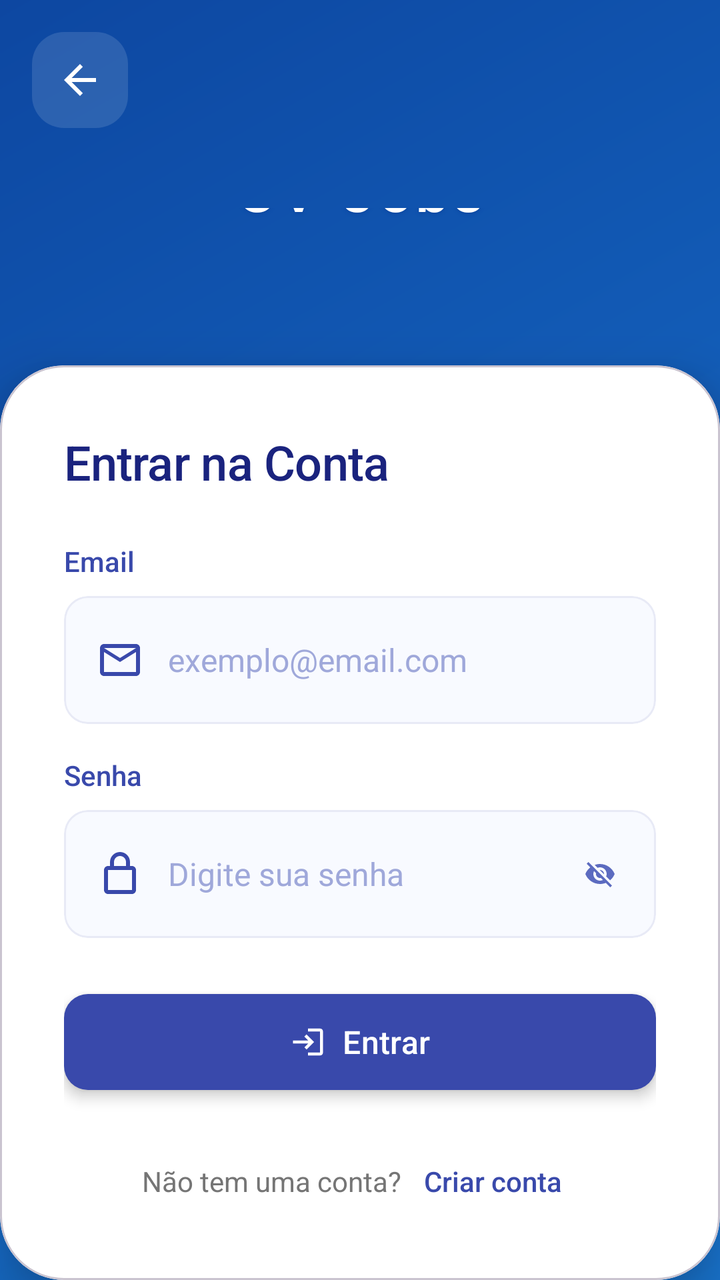
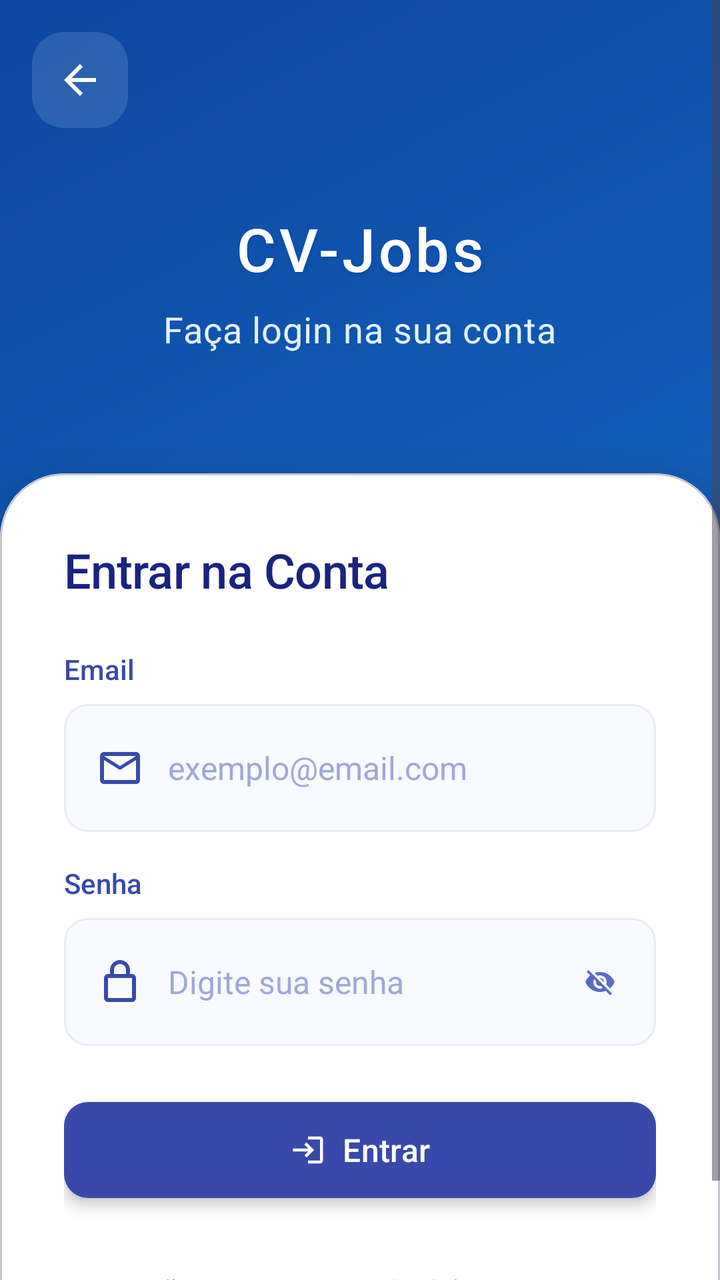

Two renders of the same Android screen: before a commit and after it. Below are the layout's source before the change and the commit's diff.
<!-- AndroidManifest.xml: application theme Theme.UnicvJobs -->
<!-- res/layout/activity_tela_login.xml -->
<?xml version="1.0" encoding="utf-8"?>
<LinearLayout xmlns:android="http://schemas.android.com/apk/res/android"
    xmlns:app="http://schemas.android.com/apk/res-auto"
    xmlns:tools="http://schemas.android.com/tools"
    android:id="@+id/main"
    android:layout_width="match_parent"
    android:layout_height="match_parent"
    android:orientation="vertical"
    android:background="@drawable/auth_background"
    android:fitsSystemWindows="true"
    tools:context=".autenticacao.TelaLogin">

    <ImageView
        android:id="@+id/button_back"
        android:layout_width="48dp"
        android:layout_height="48dp"
        android:src="@drawable/ic_arrow_back"
        android:background="@drawable/circle_background_white_alpha"
        android:padding="12dp"
        android:layout_marginLeft="16dp"
        android:layout_marginTop="16dp"
        app:tint="#FFFFFF" />

    <LinearLayout
        android:layout_width="match_parent"
        android:layout_height="137dp"
        android:layout_weight="1"
        android:gravity="center"
        android:orientation="vertical"
        android:padding="40dp">

        <TextView
            android:layout_width="wrap_content"
            android:layout_height="71dp"
            android:layout_marginBottom="8dp"
            android:fontFamily="sans-serif-medium"
            android:letterSpacing="0.05"
            android:shadowColor="#0D47A1"
            android:shadowDx="0"
            android:shadowDy="2"
            android:shadowRadius="4"
            android:text="CV-Jobs"
            android:textColor="#FFFFFF"
            android:textSize="30sp" />

        <TextView
            android:layout_width="wrap_content"
            android:layout_height="wrap_content"
            android:fontFamily="sans-serif"
            android:letterSpacing="0.02"
            android:lineHeight="24sp"
            android:maxWidth="280dp"
            android:text="Faça login na sua conta"
            android:textAlignment="center"
            android:textColor="#E3F2FD"
            android:textSize="18sp" />

    </LinearLayout>

    <com.google.android.material.card.MaterialCardView
        android:layout_width="match_parent"
        android:layout_height="wrap_content"
        app:cardCornerRadius="32dp"
        app:cardElevation="16dp"
        app:cardBackgroundColor="#FFFFFF"
        android:elevation="16dp"
        android:layout_marginTop="20dp">

        <LinearLayout
            android:layout_width="match_parent"
            android:layout_height="wrap_content"
            android:orientation="vertical"
            android:padding="32dp">

            <TextView
                android:layout_width="match_parent"
                android:layout_height="wrap_content"
                android:text="Entrar na Conta"
                android:textSize="24sp"
                android:textColor="#1A237E"
                android:fontFamily="sans-serif-medium"
                android:letterSpacing="-0.01"
                android:lineHeight="32sp"
                android:layout_marginBottom="24dp"/>

            <TextView
                android:layout_width="match_parent"
                android:layout_height="wrap_content"
                android:text="Email"
                android:textSize="14sp"
                android:textColor="#3949AB"
                android:fontFamily="sans-serif-medium"
                android:layout_marginBottom="8dp"/>

            <com.google.android.material.card.MaterialCardView
                android:layout_width="match_parent"
                android:layout_height="wrap_content"
                android:layout_marginBottom="16dp"
                app:cardCornerRadius="12dp"
                app:cardBackgroundColor="#F8FAFF"
                app:cardElevation="0dp"
                app:strokeColor="#E8EAF6"
                app:strokeWidth="1dp">

                <LinearLayout
                    android:layout_width="match_parent"
                    android:layout_height="wrap_content"
                    android:orientation="horizontal"
                    android:gravity="center_vertical"
                    android:paddingLeft="16dp"
                    android:paddingRight="16dp"
                    android:paddingTop="8dp"
                    android:paddingBottom="8dp">

                    <ImageView
                        android:layout_width="24dp"
                        android:layout_height="24dp"
                        android:src="@drawable/ic_email"
                        android:layout_marginRight="12dp"
                        app:tint="#3949AB" />

                    <EditText
                        android:id="@+id/inputusername"
                        android:layout_width="0dp"
                        android:layout_height="wrap_content"
                        android:layout_weight="1"
                        android:textSize="16sp"
                        android:textColor="#1A237E"
                        android:fontFamily="sans-serif"
                        android:background="@android:color/transparent"
                        android:hint="exemplo@email.com"
                        android:textColorHint="#9FA8DA"
                        android:inputType="textEmailAddress"
                        android:minHeight="48dp"
                        android:paddingTop="12dp"
                        android:paddingBottom="12dp"/>

                </LinearLayout>

            </com.google.android.material.card.MaterialCardView>

            <TextView
                android:layout_width="match_parent"
                android:layout_height="wrap_content"
                android:text="Senha"
                android:textSize="14sp"
                android:textColor="#3949AB"
                android:fontFamily="sans-serif-medium"
                android:layout_marginBottom="8dp"/>

            <com.google.android.material.card.MaterialCardView
                android:layout_width="match_parent"
                android:layout_height="wrap_content"
                android:layout_marginBottom="24dp"
                app:cardCornerRadius="12dp"
                app:cardBackgroundColor="#F8FAFF"
                app:cardElevation="0dp"
                app:strokeColor="#E8EAF6"
                app:strokeWidth="1dp">

                <LinearLayout
                    android:layout_width="match_parent"
                    android:layout_height="wrap_content"
                    android:orientation="horizontal"
                    android:gravity="center_vertical"
                    android:paddingLeft="16dp"
                    android:paddingRight="16dp"
                    android:paddingTop="8dp"
                    android:paddingBottom="8dp">

                    <ImageView
                        android:layout_width="24dp"
                        android:layout_height="24dp"
                        android:src="@drawable/ic_lock"
                        android:layout_marginRight="12dp"
                        app:tint="#3949AB" />

                    <EditText
                        android:id="@+id/inputsenha"
                        android:layout_width="0dp"
                        android:layout_height="wrap_content"
                        android:layout_weight="1"
                        android:textSize="16sp"
                        android:textColor="#1A237E"
                        android:fontFamily="sans-serif"
                        android:background="@android:color/transparent"
                        android:hint="Digite sua senha"
                        android:textColorHint="#9FA8DA"
                        android:inputType="textPassword"
                        android:minHeight="48dp"
                        android:paddingTop="12dp"
                        android:paddingBottom="12dp"/>

                    <ImageView
                        android:id="@+id/btn_toggle_password"
                        android:layout_width="24dp"
                        android:layout_height="24dp"
                        android:src="@drawable/ic_visibility_off"
                        android:layout_marginLeft="12dp"
                        android:padding="4dp"
                        android:background="?attr/selectableItemBackground"
                        android:clickable="true"
                        android:focusable="true"
                        app:tint="#5C6BC0" />

                </LinearLayout>

            </com.google.android.material.card.MaterialCardView>


            <com.google.android.material.button.MaterialButton
                android:id="@+id/buttonlogin"
                android:layout_width="match_parent"
                android:layout_height="56dp"
                android:text="Entrar"
                android:textSize="16sp"
                android:textColor="#FFFFFF"
                android:fontFamily="sans-serif-medium"
                app:cornerRadius="12dp"
                app:backgroundTint="#3949AB"
                app:icon="@drawable/ic_login"
                app:iconTint="#FFFFFF"
                app:iconGravity="textStart"
                app:iconPadding="8dp"
                android:elevation="4dp"
                android:layout_marginBottom="24dp"
                android:stateListAnimator="@null"/>


            <LinearLayout
                android:layout_width="match_parent"
                android:layout_height="wrap_content"
                android:orientation="horizontal"
                android:gravity="center">

                <TextView
                    android:layout_width="wrap_content"
                    android:layout_height="wrap_content"
                    android:text="Não tem uma conta?"
                    android:textSize="14sp"
                    android:textColor="#757575"/>

                <TextView
                    android:id="@+id/txt_criar_conta"
                    android:layout_width="wrap_content"
                    android:layout_height="wrap_content"
                    android:text=" Criar conta"
                    android:textSize="14sp"
                    android:textColor="#3949AB"
                    android:fontFamily="sans-serif-medium"
                    android:padding="8dp"
                    android:background="?attr/selectableItemBackground"
                    android:clickable="true"
                    android:focusable="true"/>

            </LinearLayout>

        </LinearLayout>

    </com.google.android.material.card.MaterialCardView>

</LinearLayout>
<!-- resources referenced by this layout -->
<resources>
  <!-- drawable auth_background (drawable) -->
  <shape xmlns:android="http://schemas.android.com/apk/res/android">
      <gradient
          android:startColor="#1976D2"
          android:endColor="#0D47A1"
          android:angle="135"/>
  </shape>
  <!-- drawable circle_background_white_alpha (drawable) -->
  <shape xmlns:android="http://schemas.android.com/apk/res/android">
      <solid android:color="#20FFFFFF"/>
      <corners android:radius="16dp"/>
  </shape>
  <!-- drawable ic_arrow_back (drawable) -->
  <vector xmlns:android="http://schemas.android.com/apk/res/android"
      android:width="24dp"
      android:height="24dp"
      android:viewportWidth="24"
      android:viewportHeight="24">
      <path
          android:fillColor="#000000"
          android:pathData="M20,11H7.83l5.59,-5.59L12,4l-8,8 8,8 1.41,-1.41L7.83,13H20v-2z"/>
  </vector>
  <!-- drawable ic_email (drawable) -->
  <vector xmlns:android="http://schemas.android.com/apk/res/android"
      android:width="20dp"
      android:height="20dp"
      android:viewportWidth="24"
      android:viewportHeight="24">
      <path
          android:fillColor="#000000"
          android:pathData="M20,4H4c-1.1,0 -1.99,0.9 -1.99,2L2,18c0,1.1 0.9,2 2,2h16c1.1,0 2,-0.9 2,-2V6c0,-1.1 -0.9,-2 -2,-2zM4,18V8l8,5 8,-5v10H4zM12,11L4,6h16l-8,5z"/>
  </vector>
  <!-- drawable ic_lock (drawable) -->
  <vector xmlns:android="http://schemas.android.com/apk/res/android"
      android:width="24dp"
      android:height="24dp"
      android:viewportWidth="24"
      android:viewportHeight="24">
      <path
          android:fillColor="#000000"
          android:pathData="M18,8h-1V6c0,-2.76 -2.24,-5 -5,-5S7,3.24 7,6v2H6c-1.1,0 -2,0.9 -2,2v10c0,1.1 0.9,2 2,2h12c1.1,0 2,-0.9 2,-2V10c0,-1.1 -0.9,-2 -2,-2zM9,6c0,-1.66 1.34,-3 3,-3s3,1.34 3,3v2H9V6zM18,20H6V10h12v10z"/>
  </vector>
  <!-- drawable ic_login (drawable) -->
  <vector xmlns:android="http://schemas.android.com/apk/res/android"
      android:width="24dp"
      android:height="24dp"
      android:viewportWidth="24"
      android:viewportHeight="24">
      <path
          android:fillColor="#000000"
          android:pathData="M11,7L9.6,8.4l2.6,2.6H2v2h10.2l-2.6,2.6L11,17l5,-5L11,7zM20,19h-8v2h8c1.1,0 2,-0.9 2,-2V5c0,-1.1 -0.9,-2 -2,-2h-8v2h8V19z"/>
  </vector>
  <!-- drawable ic_visibility_off (drawable) -->
  <vector xmlns:android="http://schemas.android.com/apk/res/android"
      android:width="24dp"
      android:height="24dp"
      android:viewportWidth="24"
      android:viewportHeight="24">
      <path
          android:fillColor="#000000"
          android:pathData="M12,7c2.76,0 5,2.24 5,5 0,0.65 -0.13,1.26 -0.36,1.83l2.92,2.92c1.51,-1.26 2.7,-2.89 3.43,-4.75 -1.73,-4.39 -6,-7.5 -11,-7.5 -1.4,0 -2.74,0.25 -3.98,0.7l2.16,2.16C10.74,7.13 11.35,7 12,7zM2,4.27l2.28,2.28 0.46,0.46C3.08,8.3 1.78,10.02 1,12c1.73,4.39 6,7.5 11,7.5 1.55,0 3.03,-0.3 4.38,-0.84l0.42,0.42L19.73,22 21,20.73 3.27,3 2,4.27zM7.53,9.8l1.55,1.55c-0.05,0.21 -0.08,0.43 -0.08,0.65 0,1.66 1.34,3 3,3 0.22,0 0.44,-0.03 0.65,-0.08l1.55,1.55c-0.67,0.33 -1.41,0.53 -2.2,0.53 -2.76,0 -5,-2.24 -5,-5 0,-0.79 0.2,-1.53 0.53,-2.2zM11.84,9.02l3.15,3.15 0.02,-0.16c0,-1.66 -1.34,-3 -3,-3l-0.17,0.01z"/>
  </vector>
  <style name="Theme.UnicvJobs" parent="Base.Theme.UnicvJobs" />
  <style name="Base.Theme.UnicvJobs" parent="Theme.Material3.DayNight.NoActionBar">
          
          
      </style>
</resources>

<!-- the commit's change to res/layout/activity_tela_login.xml (unified diff, before → after) -->
@@ -1,262 +1,268 @@
 <?xml version="1.0" encoding="utf-8"?>
-<LinearLayout xmlns:android="http://schemas.android.com/apk/res/android"
+<ScrollView xmlns:android="http://schemas.android.com/apk/res/android"
     xmlns:app="http://schemas.android.com/apk/res-auto"
     xmlns:tools="http://schemas.android.com/tools"
-    android:id="@+id/main"
     android:layout_width="match_parent"
     android:layout_height="match_parent"
-    android:orientation="vertical"
-    android:background="@drawable/auth_background"
     android:fitsSystemWindows="true"
+    android:fillViewport="true"
     tools:context=".autenticacao.TelaLogin">
 
-    <ImageView
-        android:id="@+id/button_back"
-        android:layout_width="48dp"
-        android:layout_height="48dp"
-        android:src="@drawable/ic_arrow_back"
-        android:background="@drawable/circle_background_white_alpha"
-        android:padding="12dp"
-        android:layout_marginLeft="16dp"
-        android:layout_marginTop="16dp"
-        app:tint="#FFFFFF" />
-
     <LinearLayout
-        android:layout_width="match_parent"
-        android:layout_height="137dp"
-        android:layout_weight="1"
-        android:gravity="center"
-        android:orientation="vertical"
-        android:padding="40dp">
-
-        <TextView
-            android:layout_width="wrap_content"
-            android:layout_height="71dp"
-            android:layout_marginBottom="8dp"
-            android:fontFamily="sans-serif-medium"
-            android:letterSpacing="0.05"
-            android:shadowColor="#0D47A1"
-            android:shadowDx="0"
-            android:shadowDy="2"
-            android:shadowRadius="4"
-            android:text="CV-Jobs"
-            android:textColor="#FFFFFF"
-            android:textSize="30sp" />
-
-        <TextView
-            android:layout_width="wrap_content"
-            android:layout_height="wrap_content"
-            android:fontFamily="sans-serif"
-            android:letterSpacing="0.02"
-            android:lineHeight="24sp"
-            android:maxWidth="280dp"
-            android:text="Faça login na sua conta"
-            android:textAlignment="center"
-            android:textColor="#E3F2FD"
-            android:textSize="18sp" />
-
-    </LinearLayout>
-
-    <com.google.android.material.card.MaterialCardView
+        android:id="@+id/main"
         android:layout_width="match_parent"
         android:layout_height="wrap_content"
-        app:cardCornerRadius="32dp"
-        app:cardElevation="16dp"
-        app:cardBackgroundColor="#FFFFFF"
-        android:elevation="16dp"
-        android:layout_marginTop="20dp">
+        android:orientation="vertical"
+        android:background="@drawable/auth_background">
+
+        <ImageView
+            android:id="@+id/button_back"
+            android:layout_width="48dp"
+            android:layout_height="48dp"
+            android:src="@drawable/ic_arrow_back"
+            android:background="@drawable/circle_background_white_alpha"
+            android:padding="12dp"
+            android:layout_marginLeft="16dp"
+            android:layout_marginTop="16dp"
+            app:tint="#FFFFFF" />
 
         <LinearLayout
             android:layout_width="match_parent"
             android:layout_height="wrap_content"
+            android:gravity="center"
             android:orientation="vertical"
-            android:padding="32dp">
+            android:padding="40dp">
 
             <TextView
-                android:layout_width="match_parent"
+                android:layout_width="wrap_content"
                 android:layout_height="wrap_content"
-                android:text="Entrar na Conta"
-                android:textSize="24sp"
-                android:textColor="#1A237E"
+                android:layout_marginBottom="8dp"
                 android:fontFamily="sans-serif-medium"
-                android:letterSpacing="-0.01"
-                android:lineHeight="32sp"
-                android:layout_marginBottom="24dp"/>
+                android:letterSpacing="0.05"
+                android:shadowColor="#0D47A1"
+                android:shadowDx="0"
+                android:shadowDy="2"
+                android:shadowRadius="4"
+                android:text="CV-Jobs"
+                android:textColor="#FFFFFF"
+                android:textSize="30sp" />
 
             <TextView
-                android:layout_width="match_parent"
+                android:layout_width="wrap_content"
                 android:layout_height="wrap_content"
-                android:text="Email"
-                android:textSize="14sp"
-                android:textColor="#3949AB"
-                android:fontFamily="sans-serif-medium"
-                android:layout_marginBottom="8dp"/>
-
-            <com.google.android.material.card.MaterialCardView
-                android:layout_width="match_parent"
-                android:layout_height="wrap_content"
-                android:layout_marginBottom="16dp"
-                app:cardCornerRadius="12dp"
-                app:cardBackgroundColor="#F8FAFF"
-                app:cardElevation="0dp"
-                app:strokeColor="#E8EAF6"
-                app:strokeWidth="1dp">
-
-                <LinearLayout
-                    android:layout_width="match_parent"
-                    android:layout_height="wrap_content"
-                    android:orientation="horizontal"
-                    android:gravity="center_vertical"
-                    android:paddingLeft="16dp"
-                    android:paddingRight="16dp"
-                    android:paddingTop="8dp"
-                    android:paddingBottom="8dp">
-
-                    <ImageView
-                        android:layout_width="24dp"
-                        android:layout_height="24dp"
-                        android:src="@drawable/ic_email"
-                        android:layout_marginRight="12dp"
-                        app:tint="#3949AB" />
-
-                    <EditText
-                        android:id="@+id/inputusername"
-                        android:layout_width="0dp"
-                        android:layout_height="wrap_content"
-                        android:layout_weight="1"
-                        android:textSize="16sp"
-                        android:textColor="#1A237E"
-                        android:fontFamily="sans-serif"
-                        android:background="@android:color/transparent"
-                        android:hint="exemplo@email.com"
-                        android:textColorHint="#9FA8DA"
-                        android:inputType="textEmailAddress"
-                        android:minHeight="48dp"
-                        android:paddingTop="12dp"
-                        android:paddingBottom="12dp"/>
-
-                </LinearLayout>
-
-            </com.google.android.material.card.MaterialCardView>
-
-            <TextView
-                android:layout_width="match_parent"
-                android:layout_height="wrap_content"
-                android:text="Senha"
-                android:textSize="14sp"
-                android:textColor="#3949AB"
-                android:fontFamily="sans-serif-medium"
-                android:layout_marginBottom="8dp"/>
-
-            <com.google.android.material.card.MaterialCardView
-                android:layout_width="match_parent"
-                android:layout_height="wrap_content"
-                android:layout_marginBottom="24dp"
-                app:cardCornerRadius="12dp"
-                app:cardBackgroundColor="#F8FAFF"
-                app:cardElevation="0dp"
-                app:strokeColor="#E8EAF6"
-                app:strokeWidth="1dp">
-
-                <LinearLayout
-                    android:layout_width="match_parent"
-                    android:layout_height="wrap_content"
-                    android:orientation="horizontal"
-                    android:gravity="center_vertical"
-                    android:paddingLeft="16dp"
-                    android:paddingRight="16dp"
-                    android:paddingTop="8dp"
-                    android:paddingBottom="8dp">
-
-                    <ImageView
-                        android:layout_width="24dp"
-                        android:layout_height="24dp"
-                        android:src="@drawable/ic_lock"
-                        android:layout_marginRight="12dp"
-                        app:tint="#3949AB" />
-
-                    <EditText
-                        android:id="@+id/inputsenha"
-                        android:layout_width="0dp"
-                        android:layout_height="wrap_content"
-                        android:layout_weight="1"
-                        android:textSize="16sp"
-                        android:textColor="#1A237E"
-                        android:fontFamily="sans-serif"
-                        android:background="@android:color/transparent"
-                        android:hint="Digite sua senha"
-                        android:textColorHint="#9FA8DA"
-                        android:inputType="textPassword"
-                        android:minHeight="48dp"
-                        android:paddingTop="12dp"
-                        android:paddingBottom="12dp"/>
-
-                    <ImageView
-                        android:id="@+id/btn_toggle_password"
-                        android:layout_width="24dp"
-                        android:layout_height="24dp"
-                        android:src="@drawable/ic_visibility_off"
-                        android:layout_marginLeft="12dp"
-                        android:padding="4dp"
-                        android:background="?attr/selectableItemBackground"
-                        android:clickable="true"
-                        android:focusable="true"
-                        app:tint="#5C6BC0" />
-
-                </LinearLayout>
-
-            </com.google.android.material.card.MaterialCardView>
-
-
-            <com.google.android.material.button.MaterialButton
-                android:id="@+id/buttonlogin"
-                android:layout_width="match_parent"
-                android:layout_height="56dp"
-                android:text="Entrar"
-                android:textSize="16sp"
-                android:textColor="#FFFFFF"
-                android:fontFamily="sans-serif-medium"
-                app:cornerRadius="12dp"
-                app:backgroundTint="#3949AB"
-                app:icon="@drawable/ic_login"
-                app:iconTint="#FFFFFF"
-                app:iconGravity="textStart"
-                app:iconPadding="8dp"
-                android:elevation="4dp"
-                android:layout_marginBottom="24dp"
-                android:stateListAnimator="@null"/>
-
+                android:fontFamily="sans-serif"
+                android:letterSpacing="0.02"
+                android:lineHeight="24sp"
+                android:maxWidth="280dp"
+                android:text="Faça login na sua conta"
+                android:textAlignment="center"
+                android:textColor="#E3F2FD"
+                android:textSize="18sp" />
+
+        </LinearLayout>
+
+        <com.google.android.material.card.MaterialCardView
+            android:layout_width="match_parent"
+            android:layout_height="wrap_content"
+            app:cardCornerRadius="32dp"
+            app:cardElevation="16dp"
+            app:cardBackgroundColor="#FFFFFF"
+            android:elevation="16dp"
+            android:layout_marginTop="20dp">
 
             <LinearLayout
                 android:layout_width="match_parent"
                 android:layout_height="wrap_content"
-                android:orientation="horizontal"
-                android:gravity="center">
+                android:orientation="vertical"
+                android:padding="32dp">
 
                 <TextView
-                    android:layout_width="wrap_content"
-                    android:layout_height="wrap_content"
-                    android:text="Não tem uma conta?"
-                    android:textSize="14sp"
-                    android:textColor="#757575"/>
+                    android:layout_width="match_parent"
+                    android:layout_height="wrap_content"
+                    android:text="Entrar na Conta"
+                    android:textSize="24sp"
+                    android:textColor="#1A237E"
+                    android:fontFamily="sans-serif-medium"
+                    android:letterSpacing="-0.01"
+                    android:lineHeight="32sp"
+                    android:layout_marginBottom="24dp"/>
 
                 <TextView
-                    android:id="@+id/txt_criar_conta"
-                    android:layout_width="wrap_content"
-                    android:layout_height="wrap_content"
-                    android:text=" Criar conta"
+                    android:layout_width="match_parent"
+                    android:layout_height="wrap_content"
+                    android:text="Email"
                     android:textSize="14sp"
                     android:textColor="#3949AB"
                     android:fontFamily="sans-serif-medium"
-                    android:padding="8dp"
-                    android:background="?attr/selectableItemBackground"
-                    android:clickable="true"
-                    android:focusable="true"/>
+                    android:layout_marginBottom="8dp"/>
+
+                <com.google.android.material.card.MaterialCardView
+                    android:layout_width="match_parent"
+                    android:layout_height="wrap_content"
+                    android:layout_marginBottom="16dp"
+                    app:cardCornerRadius="12dp"
+                    app:cardBackgroundColor="#F8FAFF"
+                    app:cardElevation="0dp"
+                    app:strokeColor="#E8EAF6"
+                    app:strokeWidth="1dp">
+
+                    <LinearLayout
+                        android:layout_width="match_parent"
+                        android:layout_height="wrap_content"
+                        android:orientation="horizontal"
+                        android:gravity="center_vertical"
+                        android:paddingLeft="16dp"
+                        android:paddingRight="16dp"
+                        android:paddingTop="8dp"
+                        android:paddingBottom="8dp">
+
+                        <ImageView
+                            android:layout_width="24dp"
+                            android:layout_height="24dp"
+                            android:src="@drawable/ic_email"
+                            android:layout_marginRight="12dp"
+                            app:tint="#3949AB" />
+
+                        <EditText
+                            android:id="@+id/inputusername"
+                            android:layout_width="0dp"
+                            android:layout_height="wrap_content"
+                            android:layout_weight="1"
+                            android:textSize="16sp"
+                            android:textColor="#1A237E"
+                            android:fontFamily="sans-serif"
+                            android:background="@android:color/transparent"
+                            android:hint="exemplo@email.com"
+                            android:textColorHint="#9FA8DA"
+                            android:inputType="textEmailAddress"
+                            android:minHeight="48dp"
+                            android:paddingTop="12dp"
+                            android:paddingBottom="12dp"/>
+
+                    </LinearLayout>
+
+                </com.google.android.material.card.MaterialCardView>
+
+                <TextView
+                    android:layout_width="match_parent"
+                    android:layout_height="wrap_content"
+                    android:text="Senha"
+                    android:textSize="14sp"
+                    android:textColor="#3949AB"
+                    android:fontFamily="sans-serif-medium"
+                    android:layout_marginBottom="8dp"/>
+
+                <com.google.android.material.card.MaterialCardView
+                    android:layout_width="match_parent"
+                    android:layout_height="wrap_content"
+                    android:layout_marginBottom="24dp"
+                    app:cardCornerRadius="12dp"
+                    app:cardBackgroundColor="#F8FAFF"
+                    app:cardElevation="0dp"
+                    app:strokeColor="#E8EAF6"
+                    app:strokeWidth="1dp">
+
+                    <LinearLayout
+                        android:layout_width="match_parent"
+                        android:layout_height="wrap_content"
+                        android:orientation="horizontal"
+                        android:gravity="center_vertical"
+                        android:paddingLeft="16dp"
+                        android:paddingRight="16dp"
+                        android:paddingTop="8dp"
+                        android:paddingBottom="8dp">
+
+                        <ImageView
+                            android:layout_width="24dp"
+                            android:layout_height="24dp"
+                            android:src="@drawable/ic_lock"
+                            android:layout_marginRight="12dp"
+                            app:tint="#3949AB" />
+
+                        <EditText
+                            android:id="@+id/inputsenha"
+                            android:layout_width="0dp"
+                            android:layout_height="wrap_content"
+                            android:layout_weight="1"
+                            android:textSize="16sp"
+                            android:textColor="#1A237E"
+                            android:fontFamily="sans-serif"
+                            android:background="@android:color/transparent"
+                            android:hint="Digite sua senha"
+                            android:textColorHint="#9FA8DA"
+                            android:inputType="textPassword"
+                            android:minHeight="48dp"
+                            android:paddingTop="12dp"
+                            android:paddingBottom="12dp"/>
+
+                        <ImageView
+                            android:id="@+id/btn_toggle_password"
+                            android:layout_width="24dp"
+                            android:layout_height="24dp"
+                            android:src="@drawable/ic_visibility_off"
+                            android:layout_marginLeft="12dp"
+                            android:padding="4dp"
+                            android:background="?attr/selectableItemBackground"
+                            android:clickable="true"
+                            android:focusable="true"
+                            app:tint="#5C6BC0" />
+
+                    </LinearLayout>
+
+                </com.google.android.material.card.MaterialCardView>
+
+
+                <com.google.android.material.button.MaterialButton
+                    android:id="@+id/buttonlogin"
+                    android:layout_width="match_parent"
+                    android:layout_height="56dp"
+                    android:text="Entrar"
+                    android:textSize="16sp"
+                    android:textColor="#FFFFFF"
+                    android:fontFamily="sans-serif-medium"
+                    app:cornerRadius="12dp"
+                    app:backgroundTint="#3949AB"
+                    app:icon="@drawable/ic_login"
+                    app:iconTint="#FFFFFF"
+                    app:iconGravity="textStart"
+                    app:iconPadding="8dp"
+                    android:elevation="4dp"
+                    android:layout_marginBottom="24dp"
+                    android:stateListAnimator="@null"/>
+
+
+                <LinearLayout
+                    android:layout_width="match_parent"
+                    android:layout_height="wrap_content"
+                    android:orientation="horizontal"
+                    android:gravity="center">
+
+                    <TextView
+                        android:layout_width="wrap_content"
+                        android:layout_height="wrap_content"
+                        android:text="Não tem uma conta?"
+                        android:textSize="14sp"
+                        android:textColor="#757575"/>
+
+                    <TextView
+                        android:id="@+id/txt_criar_conta"
+                        android:layout_width="wrap_content"
+                        android:layout_height="wrap_content"
+                        android:text=" Criar conta"
+                        android:textSize="14sp"
+                        android:textColor="#3949AB"
+                        android:fontFamily="sans-serif-medium"
+                        android:padding="8dp"
+                        android:background="?attr/selectableItemBackground"
+                        android:clickable="true"
+                        android:focusable="true"/>
+
+                </LinearLayout>
 
             </LinearLayout>
 
-        </LinearLayout>
-
-    </com.google.android.material.card.MaterialCardView>
-
-</LinearLayout>
+        </com.google.android.material.card.MaterialCardView>
+
+    </LinearLayout>
+
+</ScrollView>
